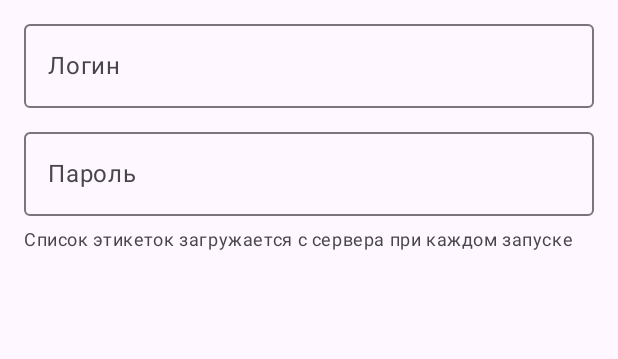
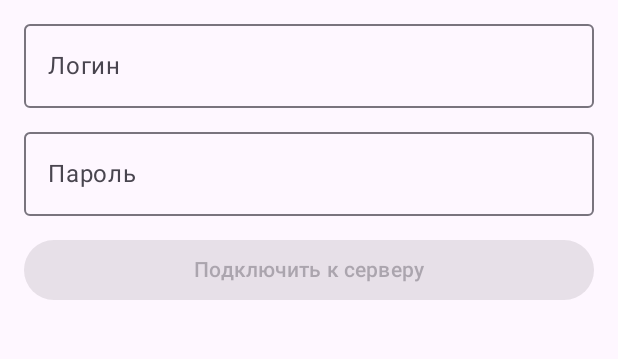
Before and after one commit to mordanov/label-system, an Android app built with Jetpack Compose: the screen it shows after launch (MainActivity), after a tap on an icon or button, on a phone screen of 412 x 824 dp, the part 542-901 px from its top. Run offline under Robolectric (Android 15) with nearby library versions, the phone set to English and light mode, and no system bars.

Commit message:
feat: long-lived auth tokens + tablet layout
Auth tokens (90 days, no new deps):
- Backend: POST /auth/token returns HMAC-SHA256 signed token derived from app passwords
- get_current_user now accepts Bearer <token> or Basic auth (backward compat)
- Web: token stored in localStorage (persists across browser restarts)
- Web: LoginForm calls /api/auth/token instead of direct Basic auth check
- Android: Prefs stores authToken; openApi uses Bearer when token available
- Android: refreshToken() exchanges credentials for token on "Подключить" tap
- Android: Settings shows token status with 90-day validity indicator

Tablet layout:
- Removed portrait-only lock (tablets work in both orientations)
- ProductListScreen content capped at 720dp width, centered on wide screens

Co-Authored-By: Claude Sonnet 4.6 <noreply@anthropic.com>

```diff
--- a/android/app/src/main/AndroidManifest.xml
+++ b/android/app/src/main/AndroidManifest.xml
@@ -23,8 +23,7 @@
 
         <activity
             android:name=".MainActivity"
-            android:exported="true"
-            android:screenOrientation="portrait">
+            android:exported="true">
             <intent-filter>
                 <action android:name="android.intent.action.MAIN" />
                 <category android:name="android.intent.category.LAUNCHER" />
--- a/android/app/src/main/kotlin/com/labelapp/data/Prefs.kt
+++ b/android/app/src/main/kotlin/com/labelapp/data/Prefs.kt
@@ -20,4 +20,9 @@ class Prefs(context: Context) {
     var syncPassword: String
         get() = prefs.getString("sync_pass", "") ?: ""
         set(v) = prefs.edit().putString("sync_pass", v).apply()
+
+    var authToken: String?
+        get() = prefs.getString("auth_token", null)
+        set(v) = if (v != null) prefs.edit().putString("auth_token", v).apply()
+                 else prefs.edit().remove("auth_token").apply()
 }
--- a/android/app/src/main/kotlin/com/labelapp/ui/ProductListScreen.kt
+++ b/android/app/src/main/kotlin/com/labelapp/ui/ProductListScreen.kt
@@ -12,6 +12,7 @@ import androidx.compose.ui.Modifier
 import androidx.compose.ui.graphics.asImageBitmap
 import androidx.compose.ui.platform.LocalContext
 import androidx.compose.ui.unit.dp
+import androidx.compose.foundation.layout.widthIn
 
 @OptIn(ExperimentalMaterial3Api::class)
 @Composable
@@ -50,7 +51,8 @@ fun ProductListScreen(vm: AppViewModel, onSettings: () -> Unit, onAdd: () -> Uni
             }
         }
     ) { padding ->
-        Column(Modifier.padding(padding).fillMaxSize()) {
+        Column(Modifier.padding(padding).fillMaxSize(), horizontalAlignment = Alignment.CenterHorizontally) {
+          Column(Modifier.widthIn(max = 720.dp).fillMaxSize()) {
             if (updateAvailable) {
                 Row(
                     Modifier.fillMaxWidth().padding(horizontal = 8.dp, vertical = 4.dp),
@@ -93,6 +95,7 @@ fun ProductListScreen(vm: AppViewModel, onSettings: () -> Unit, onAdd: () -> Uni
                     HorizontalDivider()
                 }
             }
+          } // inner max-width column
         }
 
         // Print status overlay
--- a/android/app/src/main/kotlin/com/labelapp/ui/SettingsScreen.kt
+++ b/android/app/src/main/kotlin/com/labelapp/ui/SettingsScreen.kt
@@ -16,11 +16,13 @@ import androidx.compose.ui.unit.dp
 @Composable
 fun SettingsScreen(vm: AppViewModel, onBack: () -> Unit) {
     val scanned by vm.scannedDevices.collectAsState()
+    val tokenState by vm.tokenState.collectAsState()
     var address by remember { mutableStateOf(vm.prefs.bleAddress ?: "") }
     var scanning by remember { mutableStateOf(false) }
     var serverUrl by remember { mutableStateOf(vm.prefs.serverUrl) }
     var syncUser by remember { mutableStateOf(vm.prefs.syncUsername) }
     var syncPass by remember { mutableStateOf(vm.prefs.syncPassword) }
+    val hasToken = vm.prefs.authToken != null
 
     Scaffold(
         topBar = {
@@ -101,12 +103,31 @@ fun SettingsScreen(vm: AppViewModel, onBack: () -> Unit) {
                 visualTransformation = PasswordVisualTransformation(),
                 keyboardOptions = KeyboardOptions(keyboardType = KeyboardType.Password),
             )
-            Spacer(Modifier.height(8.dp))
-            Text(
-                "Список этикеток загружается с сервера при каждом запуске",
-                style = MaterialTheme.typography.bodySmall,
-                color = MaterialTheme.colorScheme.onSurfaceVariant,
-            )
+            Spacer(Modifier.height(12.dp))
+            Button(
+                onClick = { vm.refreshToken() },
+                enabled = tokenState == null && syncUser.isNotBlank() && syncPass.isNotBlank(),
+                modifier = Modifier.fillMaxWidth(),
+            ) {
+                Text(if (tokenState == null) "Подключить к серверу" else "Подключение…")
+            }
+            when {
+                tokenState == "OK" -> Text(
+                    "✓ Подключено${if (hasToken) " (токен сохранён)" else ""}",
+                    color = MaterialTheme.colorScheme.primary,
+                    style = MaterialTheme.typography.bodySmall,
+                )
+                tokenState != null && tokenState != "OK" -> Text(
+                    tokenState!!,
+                    color = MaterialTheme.colorScheme.error,
+                    style = MaterialTheme.typography.bodySmall,
+                )
+                hasToken -> Text(
+                    "Токен активен (действует 90 дней)",
+                    color = MaterialTheme.colorScheme.primary,
+                    style = MaterialTheme.typography.bodySmall,
+                )
+            }
         }
     }
 }
```
Also changed, not shown: android/app/src/main/kotlin/com/labelapp/ui/AppViewModel.kt (+38 -4 lines), 5 other files.
